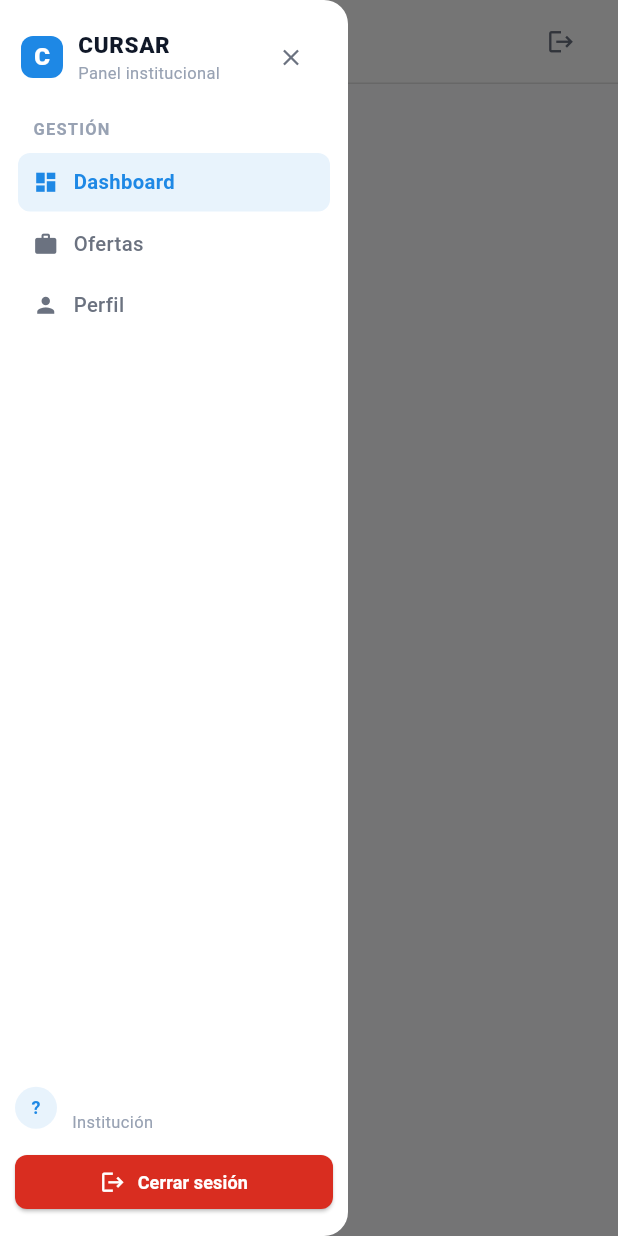
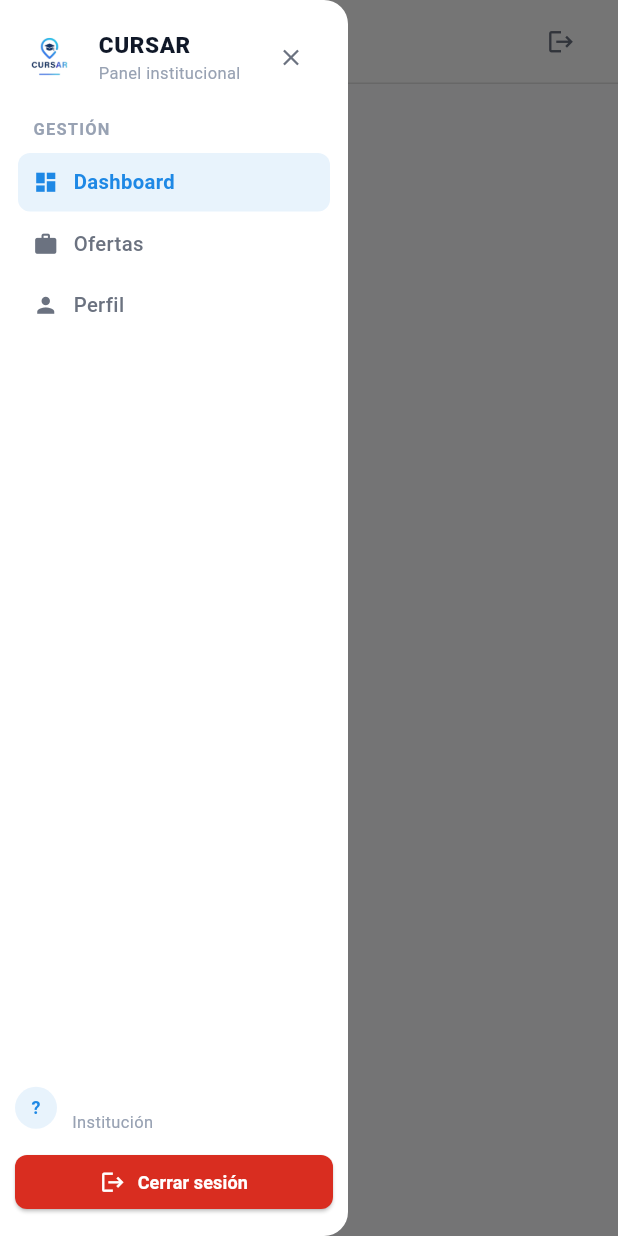
Before and after one commit to MVQuinteros/PanelCursarInstitucion, a Flutter app: the InstitucionLayout screen opened directly with empty values, with the side drawer open, on a phone screen of 412 x 824 dp. Run offline on Flutter 3.47's test engine with Material 3 defaults, Android fonts, the phone set to English and light mode, and no system bars; our stand-ins replace cloud_firestore, file_picker, firebase_auth, firebase_core, firebase_storage, go_router; accounts and stored records are empty; network calls fail.

Commit message:
web: favicon e iconos PWA desde icono.png, logo en sidebar y permitir ingreso de instituciones pendientes

```diff
--- a/lib/router/app_router.dart
+++ b/lib/router/app_router.dart
@@ -37,7 +37,6 @@ class AppRouter {
       final estaLogueado = auth.estaLogueado;
       final sesion = auth.sesion;
       final esInstitucion = sesion?.esInstitucion ?? false;
-      final estaAprobada = sesion?.aprobada ?? false;
 
       final esRutaLogin = state.matchedLocation == '/login';
       final esRutaRegistro = state.matchedLocation == '/registro';
@@ -53,12 +52,11 @@ class AppRouter {
         return '/login';
       }
 
-      // La institución no está aprobada: solo permite login/registro.
-      if (!estaAprobada) {
-        return esRutaPublica ? null : '/login';
-      }
+      // La institución puede entrar aunque esté pendiente de aprobación:
+      // así carga su perfil y ofertas mientras espera la moderación del admin.
+      // (El aviso de "pendiente" se muestra dentro del panel.)
 
-      // Sesión válida y aprobada: si intenta ir a login/registro, enviar al dashboard.
+      // Sesión válida: si intenta ir a login/registro, enviar al dashboard.
       if (esRutaPublica) {
         return '/institucion';
       }
@@ -74,28 +72,21 @@ class AppRouter {
           final estaLogueado = auth.estaLogueado;
           final sesion = auth.sesion;
           final esInstitucion = sesion?.esInstitucion ?? false;
-          final estaAprobada = sesion?.aprobada ?? false;
 
           if (!estaLogueado) return '/login';
           if (!esInstitucion) return '/login';
-          if (!estaAprobada) return '/login';
           return '/institucion';
         },
       ),
-      GoRoute(
-        path: '/login',
-        builder: (context, state) => const LoginScreen(),
-      ),
+      GoRoute(path: '/login', builder: (context, state) => const LoginScreen()),
       GoRoute(
         path: '/registro',
         builder: (context, state) => const RegistroScreen(),
       ),
       // Rutas protegidas envueltas en el layout del panel institucional.
       ShellRoute(
-        builder: (context, state, child) => InstitucionLayout(
-          child: child,
-          location: state.uri.toString(),
-        ),
+        builder: (context, state, child) =>
+            InstitucionLayout(child: child, location: state.uri.toString()),
         routes: [
           GoRoute(
             path: '/institucion',
@@ -123,8 +114,7 @@ class AppRouter {
         ],
       ),
     ],
-    errorBuilder: (context, state) => const Scaffold(
-      body: Center(child: Text('Página no encontrada')),
-    ),
+    errorBuilder: (context, state) =>
+        const Scaffold(body: Center(child: Text('Página no encontrada'))),
   );
 }
--- a/lib/widgets/institucion_layout.dart
+++ b/lib/widgets/institucion_layout.dart
@@ -84,22 +84,10 @@ class _InstitucionLayoutState extends State<InstitucionLayout> {
           padding: const EdgeInsets.fromLTRB(14, 14, 14, 12),
           child: Row(
             children: [
-              Container(
-                width: 28,
-                height: 28,
-                alignment: Alignment.center,
-                decoration: BoxDecoration(
-                  color: p.accent,
-                  borderRadius: BorderRadius.circular(8),
-                ),
-                child: const Text(
-                  'C',
-                  style: TextStyle(
-                    color: Colors.white,
-                    fontWeight: FontWeight.w800,
-                    fontSize: 16,
-                  ),
-                ),
+              Image.asset(
+                'assets/imagenes/logoCursar.png',
+                height: 30,
+                fit: BoxFit.contain,
               ),
               const SizedBox(width: 10),
               Expanded(
```
Also changed, not shown: assets/imagenes/icono.png (added), assets/imagenes/logoCursar.png (added), 5 other files.
